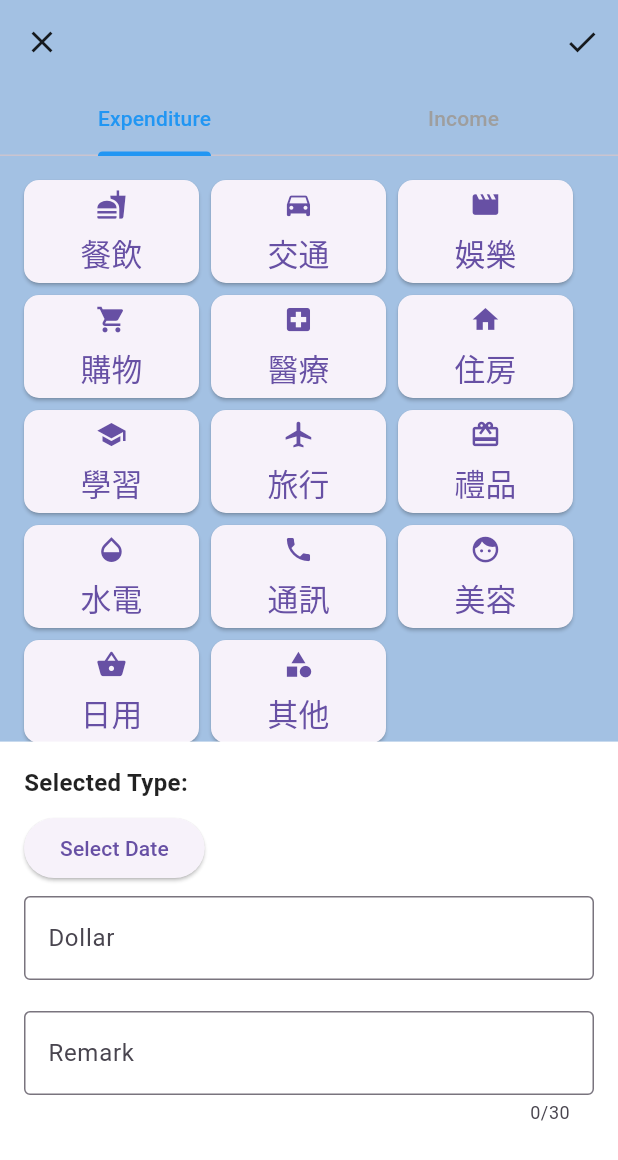
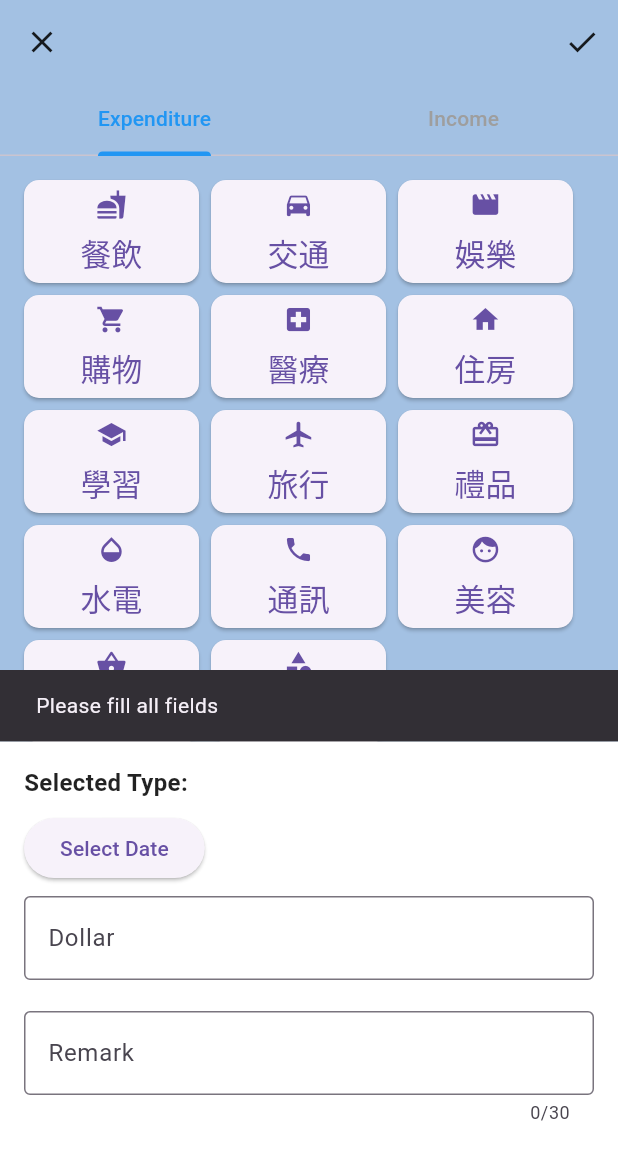
Before and after one commit to Lana0211/FMS, a Flutter app: the TransactionScreen screen opened directly, after a tap on the "check" icon, on a phone screen of 412 x 824 dp. Shown: the top 1160 px of the screen. Run offline on Flutter 3.47's test engine with Material 3 defaults, Android fonts, the phone set to English and light mode, and no system bars; our stand-ins replace fl_chart, month_picker_dialog, shared_preferences; accounts and stored records are empty; Roboto replaces fonts that are missing (Montserrat).

Commit message:
transaction connected

```diff
--- a/lib/transaction.dart
+++ b/lib/transaction.dart
@@ -283,141 +283,86 @@ class _TransactionScreenState extends State<TransactionScreen>
   }
 
   Future<void> _saveDataAndReturnToHomePage() async {
-    String apiUrl;
-    String ExpenditureOrIncome = _tabController?.index == 0 ? 'expenditure' : 'income';
-    // Map<String, dynamic> postData = {
-    //   'user_id': 1, // 這裡應該是用戶ID，請替換為實際的用戶ID
-    //   'amount': double.parse(dollarController.text), // 從UI獲取金額
-    //   '{$ExpenditureOrIncome}_type': selectedType,
-    //   '{$ExpenditureOrIncome}_date': dateController.text,
-    // };
-
-    if (_tabController?.index == 0) {
-      // 如果是支出（Expenditure）
-      // apiUrl = 'https://db-accounting.azurewebsites.net/api/expenditures';
-      apiUrl = 'https://10.0.2.2:5000/api/expenditures';
-    } else {
-      // 如果是收入（Income）
-      // apiUrl = 'https://db-accounting.azurewebsites.net/api/incomes';
-      apiUrl = 'https://10.0.2.2:5000/api/incomes';
+    if (selectedType.isEmpty || dollarController.text.isEmpty || dateController.text.isEmpty) {
+      ScaffoldMessenger.of(context).showSnackBar(
+        const SnackBar(content: Text('Please fill all fields')),
+      );
+      return;
     }
 
-    // 调用API获取type_name对应的type_id
-    String typeCategory = _tabController?.index == 0 ? 'expenditure' : 'income';
-    // String getTypeUrl = 'https://db-accounting.azurewebsites.net/api/types?type_name={$selectedType}s&type=$typeCategory';
-    String getTypeUrl = 'https://10.0.2.2:5000/api/types?type_name={$selectedType}s&type=$typeCategory';
+    // Assuming the user ID is available in the session or from user input
+    int userId = 1; // Replace with actual user ID
+
+    // Get the type ID from the API
+    var typeId;
+    var typeName = selectedType;
+    var apiUrl = 'http://db-accounting.azurewebsites.net/api/types'; // Replace with actual API URL
+    var typeCategory = _tabController?.index == 0 ? 'expenditure' : 'income'; // based on the selected tab
 
     try {
-      final response = await http.get(
-        Uri.parse(getTypeUrl),
-        headers: {
-          'Content-Type': 'application/json',
-        },
+      var typeResponse = await http.get(
+        Uri.parse('$apiUrl?type_name=$typeName&type=$typeCategory'),
       );
 
-      if (response.statusCode == 200) {
-        final responseData = jsonDecode(response.body);
-        if (responseData.isNotEmpty) {
+      if (typeResponse.statusCode == 200) {
+        var typeData = json.decode(typeResponse.body);
+        typeId = typeData['type_id'];
+      } else {
+        throw Exception('Failed to load type ID');
+      }
 
-          final int typeId = responseData['type_id'];
+      // Construct the data payload
+      var data = _tabController?.index == 0 ? {
+        'user_id': userId,
+        'amount': double.parse(dollarController.text),
+        'expenditure_type': typeId,
+        'expenditure_date': dateController.text, // Adjust the key according to your API's expected parameters
+      }: {
+        'user_id': userId,
+        'amount': double.parse(dollarController.text),
+        'income_type': typeId,
+        'income_date': dateController.text,
+        // Adjust the key according to your API's expected parameters
+      };
 
-          // 调用API保存数据
-          final saveResponse = await http.post(
-            Uri.parse(apiUrl),
-            headers: {
-              'Content-Type': 'application/json',
-            },
-            body: jsonEncode({
-              // 'user_id': 1, // This should be the actual user ID
-              // 'amount': double.parse(dollarController.text).toStringAsFixed(2), // Format to 2 decimal places
-              // '${ExpenditureOrIncome}_type': typeId,
-              // '${ExpenditureOrIncome}_date': dateController.text,
-              {
-                "user_id": 1,
-                "amount": 100.00,
-                "expenditure_type": 1,
-                "expenditure_date": "2023-12-12"
-              }
-            }),
+      print('Data to be sent: $data');
+
+      var saveUrl = _tabController?.index == 0
+          ? 'https://db-accounting.azurewebsites.net/api/expenditures' // Replace with actual Expenditure API URL
+          : 'https://db-accounting.azurewebsites.net/api/incomes'; // Replace with actual Income API URL
+
+      // Make the POST request to save the data
+      var saveResponse = await http.post(
+        Uri.parse(saveUrl),
+        headers: {'Content-Type': 'application/json'},
+        body: json.encode(data),
       );
 
-          final responsetest = jsonDecode(response.body);
-          print('API Response Data: $responsetest');
-
-
       if (saveResponse.statusCode == 201) {
-            // 如果成功保存数据，返回到主页
-            Navigator.of(context).pop();
+        // Successfully saved data
+        Navigator.of(context).pop(); // Go back to the home page
       } else {
-            // 失败处理，你可以根据实际需要处理错误
-            showDialog(
-              context: context,
-              builder: (context) {
-                return AlertDialog(
-                  title: Text('Error'),
-                  content: const Text('Failed to save data. Please try again later.'),
-                  actions: <Widget>[
-                    TextButton(
-                      child: Text('OK'),
-                      onPressed: () {
-                        Navigator.of(context).pop();
-                      },
-                    ),
-                  ],
+        throw Exception('Failed to save data');
+      }
+    } catch (e) {
+      ScaffoldMessenger.of(context).showSnackBar(
+        SnackBar(content: Text(e.toString())),
       );
-              },
-            );
-          }
-        } else {
-          // 失败处理，type_name不存在
-          showDialog(
-            context: context,
-            builder: (context) {
-              return AlertDialog(
-                title: Text('Error'),
-                content: Text('Selected type does not exist.'),
-                actions: <Widget>[
-                  TextButton(
-                    child: Text('OK'),
-                    onPressed: () {
-                      Navigator.of(context).pop();
-                    },
-                  ),
-                ],
-              );
-            },
-          );
-        }
-      } else {
-        // 失败处理，你可以根据实际需要处理错误
-        showDialog(
-          context: context,
-          builder: (context) {
-            return AlertDialog(
-              title: Text('Error'),
-              content: Text('Failed to fetch type data. Please try again later.'),
-              actions: <Widget>[
-                TextButton(
-                  child: Text('OK'),
-                  onPressed: () {
-                    Navigator.of(context).pop();
-                  },
-                ),
-              ],
-            );
-          },
-        );
-      }
-    } catch (error) {
-      // 异常处理，你可以根据实际需要处理异常
-      print('Error: $error');
     }
   }
 
+  @override
+  void dispose() {
+    _tabController?.dispose();
+    remarkController.dispose();
+    dollarController.dispose();
+    typeController.dispose();
+    dateController.dispose();
+    super.dispose();
+  }
 
 
-
-
+// Future<void> _saveDataAndReturnToHomePage() async {
   //   // Simulate a delay (replace with your actual saving logic)
   //   await Future.delayed(const Duration(seconds: 2));
   //
```
Lines whose indentation alone changed are shown as unchanged.
